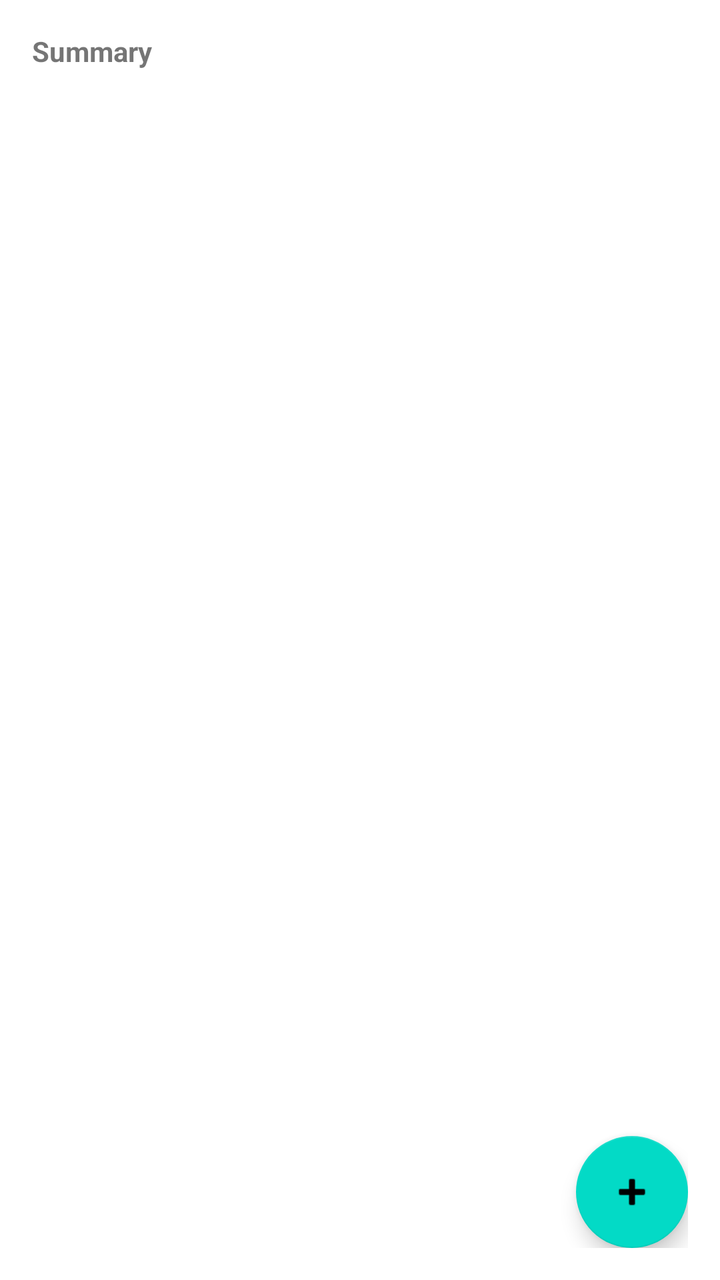
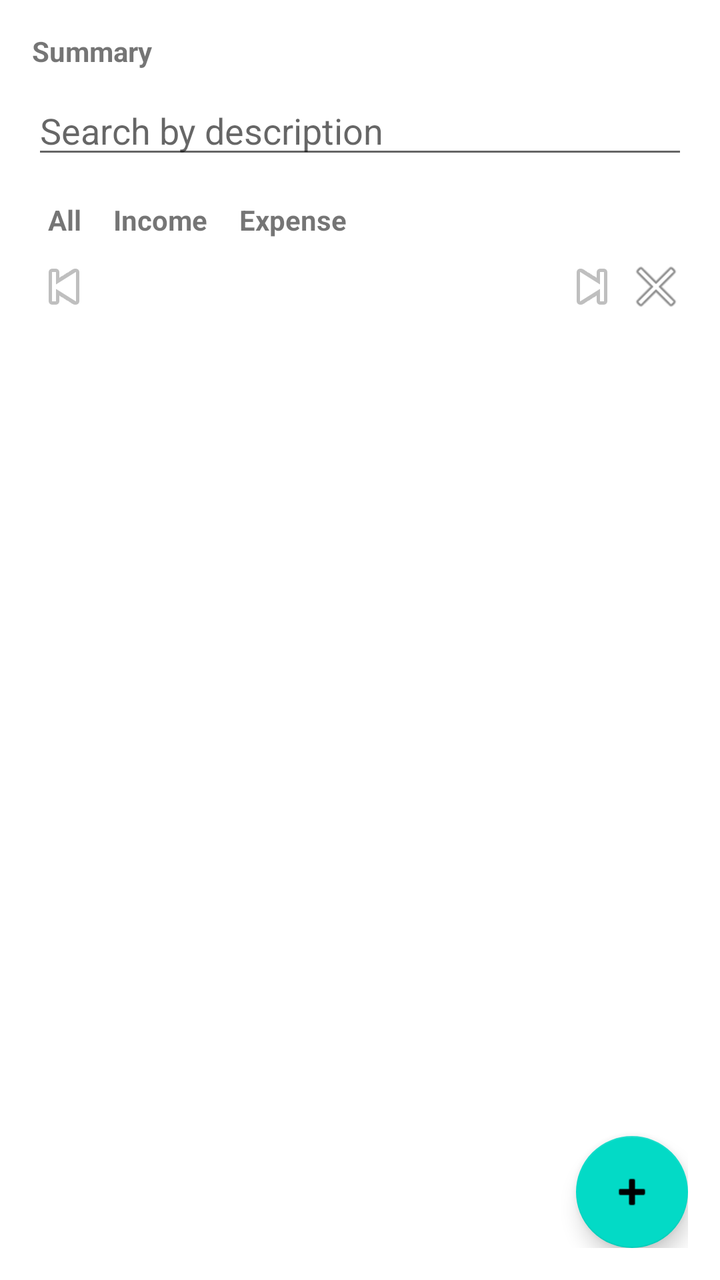

Before-and-after screenshots of an Android layout around one commit, followed by the original layout XML and the change that was made.
<!-- AndroidManifest.xml: another module's application theme Theme.FinancialTraker -->
<!-- res/layout/fragment_transactions.xml -->
<?xml version="1.0" encoding="utf-8"?>
<androidx.constraintlayout.widget.ConstraintLayout xmlns:android="http://schemas.android.com/apk/res/android"
    xmlns:app="http://schemas.android.com/apk/res-auto"
    android:layout_width="match_parent"
    android:layout_height="match_parent"
    android:padding="16dp">

    <TextView
        android:id="@+id/monthSummary"
        android:layout_width="0dp"
        android:layout_height="wrap_content"
        android:text="Summary"
        android:textStyle="bold"
        app:layout_constraintEnd_toEndOf="parent"
        app:layout_constraintStart_toStartOf="parent"
        app:layout_constraintTop_toTopOf="parent" />

    <androidx.recyclerview.widget.RecyclerView
        android:id="@+id/transactionList"
        android:layout_width="0dp"
        android:layout_height="0dp"
        android:layout_marginTop="12dp"
        app:layout_constraintBottom_toBottomOf="parent"
        app:layout_constraintEnd_toEndOf="parent"
        app:layout_constraintStart_toStartOf="parent"
        app:layout_constraintTop_toBottomOf="@id/monthSummary" />

    <com.google.android.material.floatingactionbutton.FloatingActionButton
        android:id="@+id/addTransactionFab"
        android:layout_width="wrap_content"
        android:layout_height="wrap_content"
        android:contentDescription="@string/add_transaction"
        app:layout_constraintBottom_toBottomOf="parent"
        app:layout_constraintEnd_toEndOf="parent"
        app:srcCompat="@android:drawable/ic_input_add" />
</androidx.constraintlayout.widget.ConstraintLayout>
<!-- resources referenced by this layout -->
<resources>
  <string name="add_transaction">Add transaction</string>
  <style name="Theme.FinancialTraker" parent="Theme.MaterialComponents.DayNight.NoActionBar" />
</resources>

<!-- the commit's change to res/layout/fragment_transactions.xml (unified diff, before → after) -->
@@ -15,6 +15,95 @@
         app:layout_constraintStart_toStartOf="parent"
         app:layout_constraintTop_toTopOf="parent" />
 
+    <EditText
+        android:id="@+id/searchInput"
+        android:layout_width="0dp"
+        android:layout_height="wrap_content"
+        android:layout_marginTop="8dp"
+        android:hint="@string/search_transaction_hint"
+        app:layout_constraintEnd_toEndOf="parent"
+        app:layout_constraintStart_toStartOf="parent"
+        app:layout_constraintTop_toBottomOf="@id/monthSummary" />
+
+    <LinearLayout
+        android:id="@+id/typeFilters"
+        android:layout_width="0dp"
+        android:layout_height="wrap_content"
+        android:layout_marginTop="8dp"
+        android:gravity="center_vertical"
+        android:orientation="horizontal"
+        app:layout_constraintEnd_toEndOf="parent"
+        app:layout_constraintStart_toStartOf="parent"
+        app:layout_constraintTop_toBottomOf="@id/searchInput">
+
+        <TextView
+            android:id="@+id/filterAll"
+            android:layout_width="wrap_content"
+            android:layout_height="wrap_content"
+            android:padding="8dp"
+            android:text="@string/filter_all"
+            android:textStyle="bold" />
+
+        <TextView
+            android:id="@+id/filterIncome"
+            android:layout_width="wrap_content"
+            android:layout_height="wrap_content"
+            android:padding="8dp"
+            android:text="@string/filter_income"
+            android:textStyle="bold" />
+
+        <TextView
+            android:id="@+id/filterExpense"
+            android:layout_width="wrap_content"
+            android:layout_height="wrap_content"
+            android:padding="8dp"
+            android:text="@string/filter_expense"
+            android:textStyle="bold" />
+    </LinearLayout>
+
+    <LinearLayout
+        android:id="@+id/monthFilters"
+        android:layout_width="0dp"
+        android:layout_height="wrap_content"
+        android:gravity="center_vertical"
+        android:orientation="horizontal"
+        app:layout_constraintEnd_toEndOf="parent"
+        app:layout_constraintStart_toStartOf="parent"
+        app:layout_constraintTop_toBottomOf="@id/typeFilters">
+
+        <ImageButton
+            android:id="@+id/prevMonth"
+            android:layout_width="wrap_content"
+            android:layout_height="wrap_content"
+            android:background="@android:color/transparent"
+            android:contentDescription="@string/previous_month"
+            android:src="@android:drawable/ic_media_previous" />
+
+        <TextView
+            android:id="@+id/filterMonthLabel"
+            android:layout_width="0dp"
+            android:layout_height="wrap_content"
+            android:layout_weight="1"
+            android:gravity="center"
+            android:textStyle="bold" />
+
+        <ImageButton
+            android:id="@+id/nextMonth"
+            android:layout_width="wrap_content"
+            android:layout_height="wrap_content"
+            android:background="@android:color/transparent"
+            android:contentDescription="@string/next_month"
+            android:src="@android:drawable/ic_media_next" />
+
+        <ImageButton
+            android:id="@+id/clearMonth"
+            android:layout_width="wrap_content"
+            android:layout_height="wrap_content"
+            android:background="@android:color/transparent"
+            android:contentDescription="@string/clear_month_filter"
+            android:src="@android:drawable/ic_menu_close_clear_cancel" />
+    </LinearLayout>
+
     <androidx.recyclerview.widget.RecyclerView
         android:id="@+id/transactionList"
         android:layout_width="0dp"
@@ -23,7 +112,7 @@
         app:layout_constraintBottom_toBottomOf="parent"
         app:layout_constraintEnd_toEndOf="parent"
         app:layout_constraintStart_toStartOf="parent"
-        app:layout_constraintTop_toBottomOf="@id/monthSummary" />
+        app:layout_constraintTop_toBottomOf="@id/monthFilters" />
 
     <com.google.android.material.floatingactionbutton.FloatingActionButton
         android:id="@+id/addTransactionFab"
<!-- resource entries referenced after the edit -->
@@ -1,6 +1,13 @@
 <!-- resources referenced by this layout -->
 <resources>
   <string name="add_transaction">Add transaction</string>
+  <string name="clear_month_filter">Clear month filter</string>
+  <string name="filter_all">All</string>
+  <string name="filter_expense">Expense</string>
+  <string name="filter_income">Income</string>
+  <string name="next_month">Next month</string>
+  <string name="previous_month">Previous month</string>
+  <string name="search_transaction_hint">Search by description</string>
   <style name="Theme.FinancialTraker" parent="Theme.MaterialComponents.DayNight.NoActionBar" />
 </resources>
 
